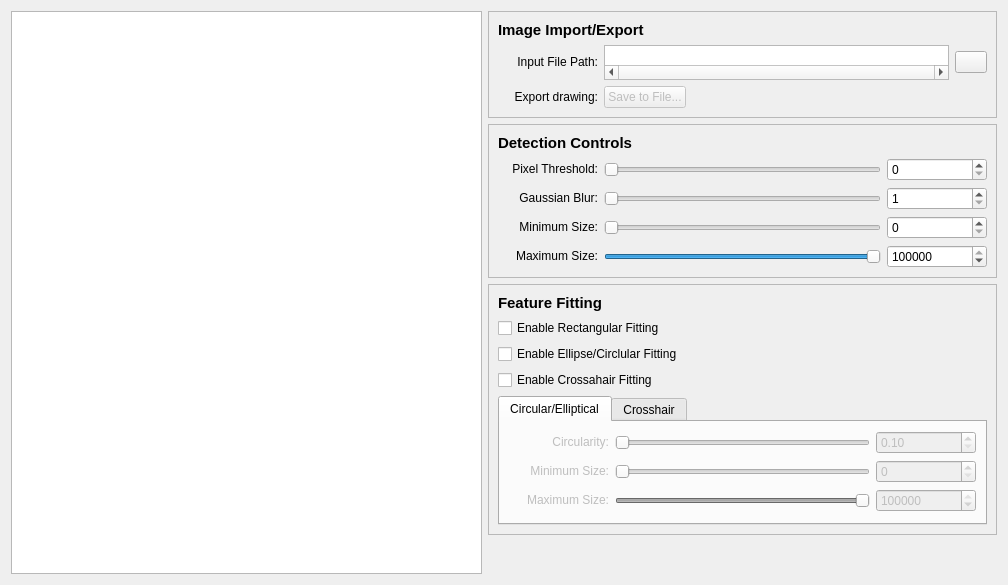
Above: src/feature_finder/interface/form.ui from bhathawayy/feature-finder before the change. Below: the same form after it.
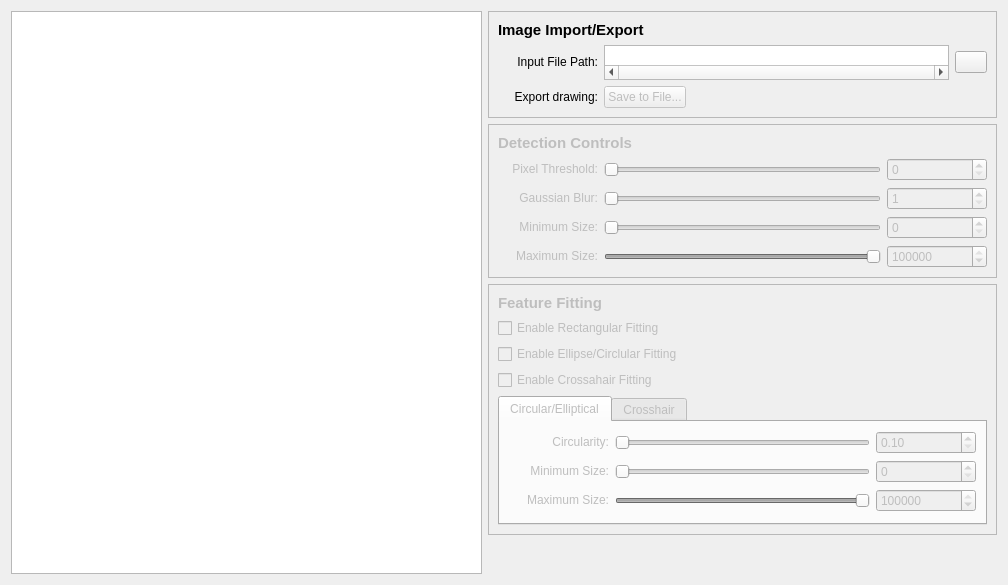
That is the form after the change. Icons and pictures are not drawn.

Diff of the .ui file:
```diff
--- a/src/feature_finder/interface/form.ui
+++ b/src/feature_finder/interface/form.ui
@@ -245,6 +245,9 @@
    </item>
    <item row="2" column="3">
     <widget class="QFrame" name="fitting_frame">
+     <property name="enabled">
+      <bool>false</bool>
+     </property>
      <property name="sizePolicy">
       <sizepolicy hsizetype="Minimum" vsizetype="Maximum">
        <horstretch>0</horstretch>
@@ -763,6 +766,9 @@
    </item>
    <item row="1" column="3">
     <widget class="QFrame" name="controls_frame">
+     <property name="enabled">
+      <bool>false</bool>
+     </property>
      <property name="sizePolicy">
       <sizepolicy hsizetype="Minimum" vsizetype="Maximum">
        <horstretch>0</horstretch>
```
Left out of the diff: 2 changed lines with no effect on the pictures.
